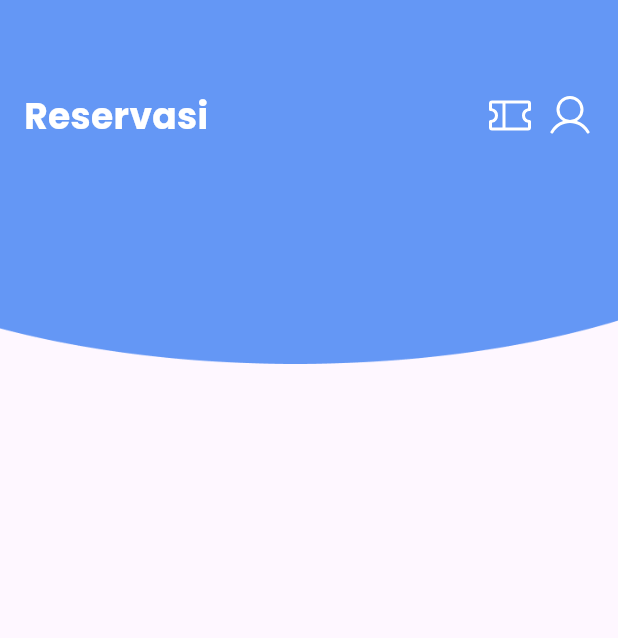
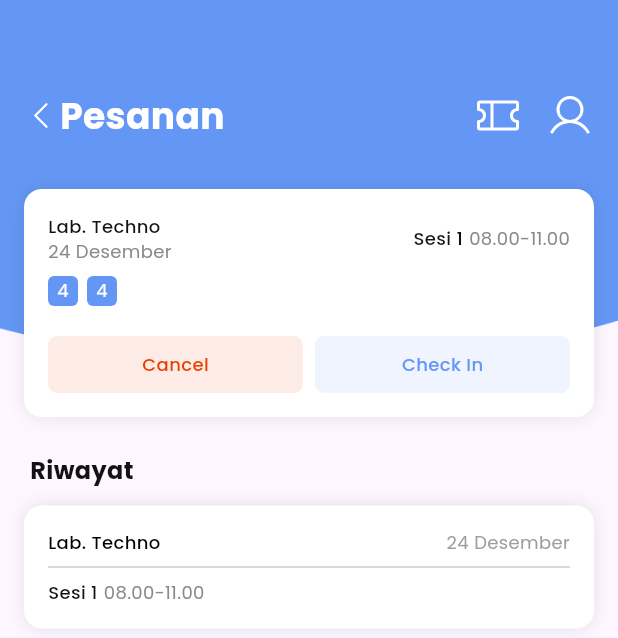
Before and after one commit to Marhaendra/Reservasi, a Flutter app: the HomeScreen screen opened by its route, after a tap on an icon or button, on a phone screen of 412 x 824 dp. Shown: the top 638 px of the screen. Run offline on Flutter 3.47's test engine with Material 3 defaults, Android fonts, the light colour scheme and no system bars; our stand-ins replace google_fonts, phosphor_flutter.

Commit message:
reservasi and order screen

```diff
--- a/lib/main.dart
+++ b/lib/main.dart
@@ -2,6 +2,7 @@ import 'package:flutter/material.dart';
 import 'package:reservasi/screens/home_screen.dart';
 import 'package:reservasi/screens/landing_screen.dart';
 import 'package:reservasi/screens/login_screen.dart';
+import 'package:reservasi/screens/order_screen.dart';
 import 'package:reservasi/screens/register_screen.dart';
 
 void main() {
@@ -27,6 +28,7 @@ class MyApp extends StatelessWidget {
         '/login': (context) => const LoginScreen(),
         '/register': (context) => const RegisterScreen(),
         '/home': (context) => const HomeScreen(),
+        '/order': (context) => const OrderScreen(),
       },
     );
   }
--- a/lib/screens/home_screen.dart
+++ b/lib/screens/home_screen.dart
@@ -1,6 +1,8 @@
 import 'package:flutter/material.dart';
 import 'package:google_fonts/google_fonts.dart';
 import 'package:phosphor_flutter/phosphor_flutter.dart';
+import 'package:reservasi/screens/order_screen.dart';
+import 'package:reservasi/theme.dart';
 
 class HomeScreen extends StatelessWidget {
   const HomeScreen({Key? key});
@@ -24,23 +26,8 @@ class HomeScreen extends StatelessWidget {
                     fit: BoxFit.fill,
                   ),
                 ),
-                _header(),
-              ],
-            ),
-            const SizedBox(
-              height: 60,
-            ),
-            Column(
-              children: [
-                const SizedBox(
-                  height: 32,
-                ),
-                const SizedBox(
-                  height: 16,
-                ),
-                const SizedBox(
-                  height: 32,
-                ),
+                _header(context),
+                main(),
               ],
             ),
           ],
@@ -49,7 +36,126 @@ class HomeScreen extends StatelessWidget {
     );
   }
 
-  Padding _header() {
+  Widget main() {
+    return Padding(
+      padding: const EdgeInsets.symmetric(horizontal: 16, vertical: 126),
+      child: Column(
+        children: [
+          searchBox(),
+        ],
+      ),
+    );
+  }
+
+  Container searchBox() {
+    return Container(
+      padding: const EdgeInsets.all(16),
+      decoration: BoxDecoration(
+          borderRadius: BorderRadius.circular(12),
+          color: white,
+          boxShadow: const [
+            BoxShadow(
+              color: Color(0x19000000),
+              blurRadius: 10,
+              offset: Offset(0, 0),
+              spreadRadius: 0,
+            )
+          ]),
+      child: Column(
+        children: [
+          input(
+              placeholder: "Lokasi",
+              iconData: PhosphorIconsRegular.mapPin,
+              value: "Jakarta"),
+          const SizedBox(
+            height: 16,
+          ),
+          input(
+              placeholder: "Tanggal",
+              iconData: PhosphorIconsRegular.calendar,
+              value: "19 September"),
+          const SizedBox(
+            height: 16,
+          ),
+          input(
+              placeholder: "Ruang",
+              iconData: PhosphorIconsRegular.couch,
+              value: "Lab. Techno"),
+          const SizedBox(
+            height: 16,
+          ),
+          const SizedBox(
+            height: 16,
+          ),
+          GestureDetector(
+            onTap: () {
+              // TODO: On search tap
+            },
+            child: Container(
+              width: double.maxFinite,
+              padding:
+                  const EdgeInsets.symmetric(horizontal: 10, vertical: 10.5),
+              decoration: BoxDecoration(
+                  color: primary.withOpacity(.1),
+                  borderRadius: BorderRadius.circular(6)),
+              child: Center(
+                child: Text(
+                  "Cari",
+                  style: GoogleFonts.poppins(
+                      fontWeight: FontWeight.w500,
+                      fontSize: 12,
+                      color: primary),
+                ),
+              ),
+            ),
+          )
+        ],
+      ),
+    );
+  }
+
+  Widget input({
+    required String placeholder,
+    required IconData iconData,
+    required String value,
+  }) {
+    return SizedBox(
+      width: double.maxFinite,
+      child: Column(
+        crossAxisAlignment: CrossAxisAlignment.start,
+        children: [
+          Text(
+            placeholder,
+            style: GoogleFonts.poppins(
+                fontWeight: FontWeight.w500, fontSize: 12, color: gray),
+          ),
+          const SizedBox(
+            height: 8,
+          ),
+          Row(
+            children: [
+              PhosphorIcon(
+                iconData, // Use the provided IconData
+                color: Colors.black,
+                size: 18,
+              ),
+              const SizedBox(
+                width: 3,
+              ),
+              Text(
+                value,
+                style: GoogleFonts.poppins(
+                    fontWeight: FontWeight.w500, fontSize: 12, color: black),
+              )
+            ],
+          ),
+          const Divider()
+        ],
+      ),
+    );
+  }
+
+  Padding _header(BuildContext context) {
     return Padding(
       padding: const EdgeInsets.only(
           top: 60), // Adjust the top padding to position the text
@@ -71,11 +177,16 @@ class HomeScreen extends StatelessWidget {
             padding: const EdgeInsets.only(right: 16),
             child: Row(
               children: [
-                GestureDetector(
+                // Padding for the Ticket icon
+                Padding(
+                  padding: const EdgeInsets.only(right: 8),
+                  child: GestureDetector(
                     onTap: () {
-                    // Handle the tap action for the ticket icon
-                    print("Ticket icon tapped");
-                    // Add your specific action here
+                      Navigator.push(
+                        context,
+                        MaterialPageRoute(
+                            builder: (context) => const OrderScreen()),
+                      );
                     },
                     child: const PhosphorIcon(
                       PhosphorIconsRegular.ticket,
@@ -83,8 +194,11 @@ class HomeScreen extends StatelessWidget {
                       size: 32,
                     ),
                   ),
-                const SizedBox(width: 8),
-                GestureDetector(
+                ),
+                // Padding for the User icon
+                Padding(
+                  padding: const EdgeInsets.only(left: 8),
+                  child: GestureDetector(
                     onTap: () {
                       // Handle the tap action for the user icon
                       print("User icon tapped");
@@ -96,6 +210,7 @@ class HomeScreen extends StatelessWidget {
                       size: 32,
                     ),
                   ),
+                ),
               ],
             ),
           )
--- /dev/null
+++ b/lib/screens/order_screen.dart
@@ -0,0 +1,435 @@
+import 'package:flutter/material.dart';
+import 'package:google_fonts/google_fonts.dart';
+import 'package:phosphor_flutter/phosphor_flutter.dart';
+import 'package:reservasi/screens/home_screen.dart';
+import 'package:reservasi/theme.dart';
+
+class OrderScreen extends StatelessWidget {
+  const OrderScreen({Key? key});
+
+  @override
+  Widget build(BuildContext context) {
+    return Scaffold(
+      body: SafeArea(
+        child: Column(
+          crossAxisAlignment: CrossAxisAlignment.stretch,
+          children: [
+            // Use a Stack to overlay the text on top of the image
+            Stack(
+              children: [
+                Container(
+                  alignment: Alignment.topCenter,
+                  height: 261,
+                  width: 636,
+                  child: Image.asset(
+                    "assets/images/bg.png",
+                    fit: BoxFit.fill,
+                  ),
+                ),
+                _header(context),
+                main(),
+              ],
+            ),
+          ],
+        ),
+      ),
+    );
+  }
+
+  Widget main() {
+    return Padding(
+      padding: const EdgeInsets.only(right: 16, left: 16, top: 126),
+      child: Column(
+        children: [orderCard(), history()],
+      ),
+    );
+  }
+
+  Container history() {
+    return Container(
+      padding: const EdgeInsets.only(
+        top: 24,
+      ),
+      child: Column(
+        crossAxisAlignment: CrossAxisAlignment.stretch,
+        children: [
+          Padding(
+            padding: const EdgeInsets.only(left: 4, bottom: 12),
+            child: Align(
+              alignment: Alignment.centerLeft,
+              child: Text(
+                "Riwayat",
+                style: GoogleFonts.poppins(
+                    color: black, fontSize: 16, fontWeight: FontWeight.w700),
+              ),
+            ),
+          ),
+          Container(
+            padding: const EdgeInsets.all(16),
+            decoration: BoxDecoration(
+                borderRadius: BorderRadius.circular(12),
+                color: white,
+                boxShadow: const [
+                  BoxShadow(
+                    color: Color(0x19000000),
+                    blurRadius: 10,
+                    offset: Offset(0, 0),
+                    spreadRadius: 0,
+                  )
+                ]),
+            child: Column(
+              children: [
+                Row(
+                  children: [
+                    Expanded(
+                      child: Container(
+                        child: Row(
+                          mainAxisAlignment: MainAxisAlignment.spaceBetween,
+                          crossAxisAlignment: CrossAxisAlignment.start,
+                          children: [
+                            Text(
+                              "Lab. Techno",
+                              style: GoogleFonts.poppins(
+                                fontWeight: FontWeight.w500,
+                                fontSize: 12,
+                                color: Colors.black,
+                              ),
+                            ),
+                            Text(
+                              "24 Desember",
+                              style: GoogleFonts.poppins(
+                                fontWeight: FontWeight.w400,
+                                fontSize: 12,
+                                color: Colors.grey,
+                              ),
+                            ),
+                          ],
+                        ),
+                      ),
+                    ),
+                  ],
+                ),
+                // Divider
+                const Divider(
+                  color: Colors.grey, // Choose your divider color
+                  thickness: 0.5, // Set the thickness of the divider
+                ),
+                Container(
+                  child: Column(
+                    children: [
+                      Row(
+                        children: [
+                          Text(
+                            "Sesi 1",
+                            style: GoogleFonts.poppins(
+                              fontWeight: FontWeight.w500,
+                              fontSize: 12,
+                              color: black,
+                            ),
+                          ),
+                          const SizedBox(
+                            width: 4,
+                          ),
+                          Text(
+                            "08.00-11.00",
+                            style: GoogleFonts.poppins(
+                              fontWeight: FontWeight.w400,
+                              fontSize: 12,
+                              color: gray,
+                            ),
+                          ),
+                        ],
+                      ),
+                      // Additional content here
+                    ],
+                  ),
+                ),
+              ],
+            ),
+          ),
+        ],
+      ),
+    );
+  }
+
+  Widget buildNumberContainer(String number) {
+    return Padding(
+      padding: const EdgeInsets.only(right: 6, top: 8, bottom: 20),
+      child: Column(
+        children: [
+          Container(
+            width: 20,
+            height: 20,
+            decoration: BoxDecoration(
+              color: primary,
+              borderRadius: BorderRadius.circular(4),
+            ),
+            child: Column(
+              mainAxisSize: MainAxisSize.min,
+              mainAxisAlignment: MainAxisAlignment.center,
+              crossAxisAlignment: CrossAxisAlignment.center,
+              children: [
+                Text(
+                  number,
+                  textAlign: TextAlign.center,
+                  style: const TextStyle(
+                    color: Colors.white,
+                    fontSize: 12,
+                    fontFamily: 'Poppins',
+                    fontWeight: FontWeight.w400,
+                    height: 0.14,
+                  ),
+                ),
+              ],
+            ),
+          ),
+        ],
+      ),
+    );
+  }
+
+  Container orderCard() {
+    return Container(
+      padding: const EdgeInsets.all(16),
+      decoration: BoxDecoration(
+          borderRadius: BorderRadius.circular(12),
+          color: white,
+          boxShadow: const [
+            BoxShadow(
+              color: Color(0x19000000),
+              blurRadius: 10,
+              offset: Offset(0, 0),
+              spreadRadius: 0,
+            )
+          ]),
+      child: Column(
+        children: [
+          Row(
+            children: [
+              Container(
+                  child: Column(
+                crossAxisAlignment: CrossAxisAlignment.start,
+                children: [
+                  Text(
+                    "Lab. Techno",
+                    style: GoogleFonts.poppins(
+                        fontWeight: FontWeight.w500,
+                        fontSize: 12,
+                        color: black),
+                  ),
+                  Text(
+                    "24 Desember",
+                    style: GoogleFonts.poppins(
+                      fontWeight: FontWeight.w400,
+                      fontSize: 12,
+                      color: gray,
+                    ),
+                  ),
+                ],
+              )),
+              const Spacer(),
+              Container(
+                child: Row(
+                  crossAxisAlignment: CrossAxisAlignment.start,
+                  children: [
+                    Text(
+                      "Sesi 1",
+                      style: GoogleFonts.poppins(
+                        fontWeight: FontWeight.w500,
+                        fontSize: 12,
+                        color: black,
+                      ),
+                    ),
+                    const SizedBox(
+                      width: 4,
+                    ),
+                    Text(
+                      "08.00-11.00",
+                      style: GoogleFonts.poppins(
+                        fontWeight: FontWeight.w400,
+                        fontSize: 12,
+                        color: gray,
+                      ),
+                    ),
+                  ],
+                ),
+              )
+            ],
+          ),
+          Row(
+            children: [
+              buildNumberContainer('4'),
+              buildNumberContainer('4'),
+            ],
+          ),
+          Padding(
+            padding: const EdgeInsets.symmetric(horizontal: 0),
+            child: Row(
+              children: [
+                Expanded(
+                  child: Container(
+                    padding: const EdgeInsets.symmetric(
+                        horizontal: 10, vertical: 10.5),
+                    decoration: BoxDecoration(
+                      color: red.withOpacity(.1),
+                      borderRadius: BorderRadius.circular(6),
+                    ),
+                    child: Center(
+                      child: Text(
+                        "Cancel",
+                        style: GoogleFonts.poppins(
+                          fontWeight: FontWeight.w500,
+                          fontSize: 12,
+                          color: red,
+                        ),
+                      ),
+                    ),
+                  ),
+                ),
+                const SizedBox(
+                    width:
+                        8), // Adds a flexible space between the two containers
+                Expanded(
+                  child: Container(
+                    padding: const EdgeInsets.symmetric(
+                        horizontal: 10, vertical: 10.5),
+                    decoration: BoxDecoration(
+                      color: primary.withOpacity(.1),
+                      borderRadius: BorderRadius.circular(6),
+                    ),
+                    child: Center(
+                      child: Text(
+                        "Check In",
+                        style: GoogleFonts.poppins(
+                          fontWeight: FontWeight.w500,
+                          fontSize: 12,
+                          color: primary,
+                        ),
+                      ),
+                    ),
+                  ),
+                ),
+              ],
+            ),
+          ),
+        ],
+      ),
+    );
+  }
+
+  Widget input({
+    required String placeholder,
+    required IconData iconData,
+    required String value,
+  }) {
+    return SizedBox(
+      width: double.maxFinite,
+      child: Column(
+        crossAxisAlignment: CrossAxisAlignment.start,
+        children: [
+          Text(
+            placeholder,
+            style: GoogleFonts.poppins(
+                fontWeight: FontWeight.w500, fontSize: 12, color: gray),
+          ),
+          const SizedBox(
+            height: 8,
+          ),
+          Row(
+            children: [
+              PhosphorIcon(
+                iconData, // Use the provided IconData
+                color: Colors.black,
+                size: 18,
+              ),
+              const SizedBox(
+                width: 3,
+              ),
+              Text(
+                value,
+                style: GoogleFonts.poppins(
+                    fontWeight: FontWeight.w500, fontSize: 12, color: black),
+              )
+            ],
+          ),
+          const Divider()
+        ],
+      ),
+    );
+  }
+
+  Padding _header(BuildContext context) {
+    return Padding(
+      padding: const EdgeInsets.only(top: 60),
+      child: Row(
+        children: [
+          GestureDetector(
+            onTap: () {
+              print("Icon and text tapped");
+              Navigator.pop(context);
+            },
+            child: Padding(
+              padding: const EdgeInsets.only(left: 16),
+              child: Row(
+                children: [
+                  const PhosphorIcon(
+                    PhosphorIconsRegular.caretLeft,
+                    color: Colors.white,
+                  ),
+                  Text(
+                    'Pesanan',
+                    style: GoogleFonts.poppins(
+                      fontSize: 24,
+                      color: Colors.white,
+                      fontWeight: FontWeight.w700,
+                    ),
+                  ),
+                ],
+              ),
+            ),
+          ),
+          const Spacer(),
+          Padding(
+            padding: const EdgeInsets.only(right: 16),
+            child: Row(
+              children: [
+                // Padding for the Ticket icon
+                Padding(
+                  padding: const EdgeInsets.only(right: 8),
+                  child: GestureDetector(
+                    onTap: () {
+                      // Handle the tap action for the ticket icon
+                      print("Ticket icon tapped");
+                      // Add your specific action here
+                    },
+                    child: const PhosphorIcon(
+                      PhosphorIconsRegular.ticket,
+                      color: Colors.white,
+                      size: 32,
+                    ),
+                  ),
+                ),
+                // Padding for the User icon
+                Padding(
+                  padding: const EdgeInsets.only(left: 8),
+                  child: GestureDetector(
+                    onTap: () {
+                      // Handle the tap action for the user icon
+                      print("User icon tapped");
+                      // Add your specific action here
+                    },
+                    child: const PhosphorIcon(
+                      PhosphorIconsRegular.user,
+                      color: Colors.white,
+                      size: 32,
+                    ),
+                  ),
+                ),
+              ],
+            ),
+          )
+        ],
+      ),
+    );
+  }
+}
--- a/lib/screens/register_screen.dart
+++ b/lib/screens/register_screen.dart
@@ -69,10 +69,9 @@ class RegisterScreen extends StatelessWidget {
           ElevatedButton(
             onPressed: () {
               // Navigate to Login screen and remove all routes until the '/landing' route
-              Navigator.pushAndRemoveUntil(
+              Navigator.pushReplacement(
                 context,
                 MaterialPageRoute(builder: (context) => LoginScreen()),
-                ModalRoute.withName('/landing'),
               );
             },
             style: ElevatedButton.styleFrom(
--- /dev/null
+++ b/lib/theme.dart
@@ -0,0 +1,13 @@
+import 'package:flutter/material.dart';
+
+Color primary = const Color(0xFF6497F5);
+Color white = const Color(0xFFFFFFFF);
+Color white1 = const Color(0xFFFDFDFDFD);
+
+Color gray = const Color(0xFF8A8A8A);
+Color gray1 = const Color(0xFFD0D0D0);
+
+Color black = const Color(0xFF121212);
+Color black1 = const Color(0xFF5A5A5A);
+
+Color red = const Color(0xffEB3D00);
```
Lines whose indentation alone changed are shown as unchanged.
